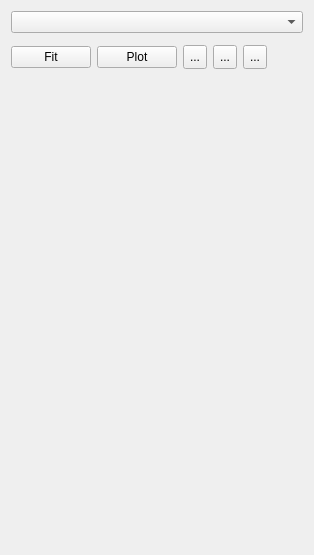
Qt form ui/FitUi.ui (MonroeQuantumNetworks/IonControl) before a commit.
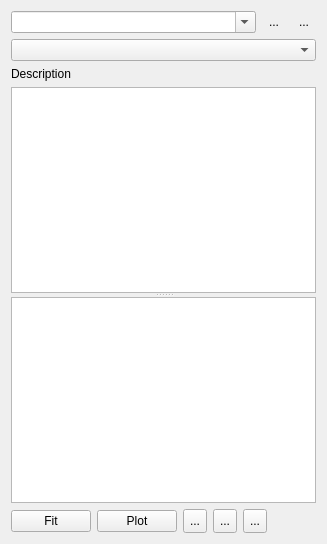
The same form after that commit. Icons and pictures are not drawn.

```diff
--- a/ui/FitUi.ui
+++ b/ui/FitUi.ui
@@ -6,8 +6,8 @@
    <rect>
     <x>0</x>
     <y>0</y>
-    <width>314</width>
-    <height>555</height>
+    <width>327</width>
+    <height>544</height>
    </rect>
   </property>
   <property name="windowTitle">
@@ -15,18 +15,87 @@
   </property>
   <layout class="QVBoxLayout" name="verticalLayout">
    <item>
-    <widget class="QComboBox" name="comboBox"/>
+    <layout class="QHBoxLayout" name="horizontalLayout_2">
+     <item>
+      <widget class="QComboBox" name="analysisNameComboBox">
+       <property name="contextMenuPolicy">
+        <enum>Qt::ActionsContextMenu</enum>
+       </property>
+       <property name="editable">
+        <bool>true</bool>
+       </property>
+      </widget>
+     </item>
+     <item>
+      <widget class="QToolButton" name="removeAnalysisButton">
+       <property name="minimumSize">
+        <size>
+         <width>0</width>
+         <height>0</height>
+        </size>
+       </property>
+       <property name="text">
+        <string>...</string>
+       </property>
+       <property name="icon">
+        <iconset resource="Experiment.qrc">
+         <normaloff>:/openicon/icons/edit-clear-locationbar-rtl.png</normaloff>:/openicon/icons/edit-clear-locationbar-rtl.png</iconset>
+       </property>
+       <property name="iconSize">
+        <size>
+         <width>16</width>
+         <height>16</height>
+        </size>
+       </property>
+       <property name="autoRaise">
+        <bool>true</bool>
+       </property>
+      </widget>
+     </item>
+     <item>
+      <widget class="QToolButton" name="saveButton">
+       <property name="toolTip">
+        <string>Save current</string>
+       </property>
+       <property name="text">
+        <string notr="true">...</string>
+       </property>
+       <property name="icon">
+        <iconset resource="Experiment.qrc">
+         <normaloff>:/kde/icons/filesave.png</normaloff>:/kde/icons/filesave.png</iconset>
+       </property>
+       <property name="iconSize">
+        <size>
+         <width>16</width>
+         <height>16</height>
+        </size>
+       </property>
+       <property name="autoRaise">
+        <bool>true</bool>
+       </property>
+      </widget>
+     </item>
+    </layout>
    </item>
    <item>
-    <widget class="QStackedWidget" name="stackedWidget">
-     <property name="sizePolicy">
-      <sizepolicy hsizetype="Preferred" vsizetype="Fixed">
-       <horstretch>0</horstretch>
-       <verstretch>0</verstretch>
-      </sizepolicy>
+    <widget class="QComboBox" name="fitSelectionComboBox"/>
+   </item>
+   <item>
+    <widget class="QLabel" name="descriptionLabel">
+     <property name="text">
+      <string>Description</string>
      </property>
     </widget>
    </item>
+   <item>
+    <widget class="QSplitter" name="splitter">
+     <property name="orientation">
+      <enum>Qt::Vertical</enum>
+     </property>
+     <widget class="QTableView" name="parameterTableView"/>
+     <widget class="QTableView" name="resultsTableView"/>
+    </widget>
+   </item>
    <item>
     <layout class="QHBoxLayout" name="horizontalLayout">
      <item>
@@ -121,19 +190,6 @@
      </item>
     </layout>
    </item>
-   <item>
-    <spacer name="verticalSpacer">
-     <property name="orientation">
-      <enum>Qt::Vertical</enum>
-     </property>
-     <property name="sizeHint" stdset="0">
-      <size>
-       <width>20</width>
-       <height>323</height>
-      </size>
-     </property>
-    </spacer>
-   </item>
   </layout>
  </widget>
  <resources>
```
Left out of the diff: 25 changed lines with no effect on the pictures.
